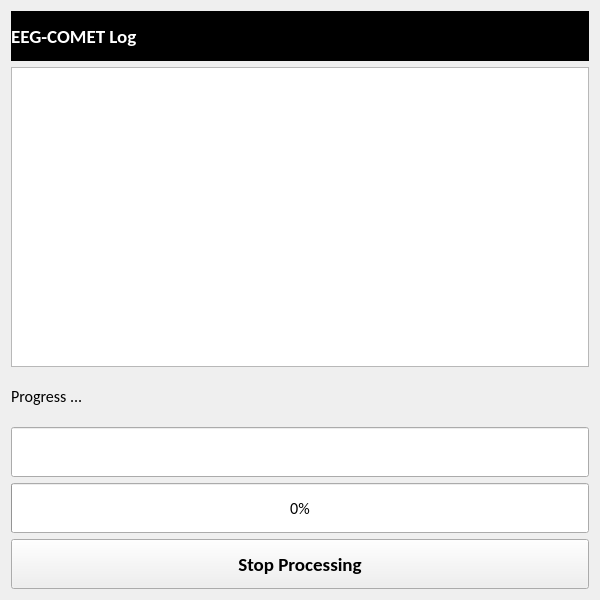
eeg-comet/eeg-comet, file EEG_COMET/ui/LogWindow.ui: the form before one commit.
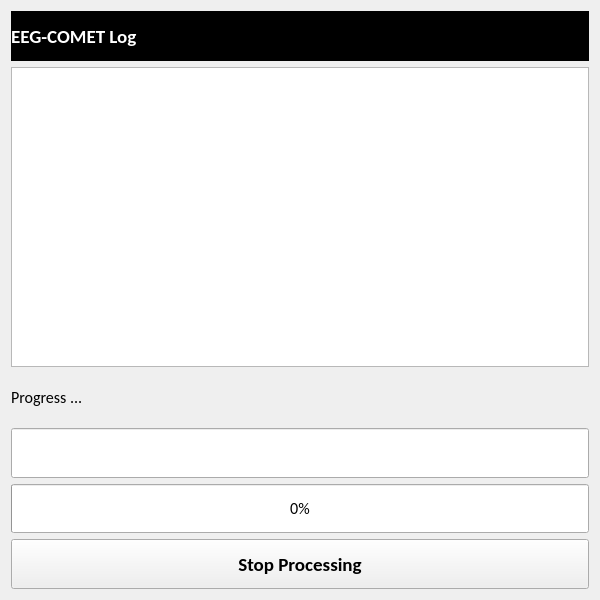
The form after the commit.

```diff
--- a/EEG_COMET/ui/LogWindow.ui
+++ b/EEG_COMET/ui/LogWindow.ui
@@ -102,13 +102,13 @@
        <property name="minimumSize">
         <size>
          <width>0</width>
-         <height>50</height>
+         <height>40</height>
         </size>
        </property>
        <property name="maximumSize">
         <size>
          <width>16777215</width>
-         <height>100</height>
+         <height>60</height>
         </size>
        </property>
        <property name="font">
@@ -135,13 +135,13 @@
        <property name="minimumSize">
         <size>
          <width>0</width>
-         <height>50</height>
+         <height>40</height>
         </size>
        </property>
        <property name="maximumSize">
         <size>
          <width>16777215</width>
-         <height>100</height>
+         <height>60</height>
         </size>
        </property>
        <property name="font">
@@ -166,13 +166,13 @@
        <property name="minimumSize">
         <size>
          <width>0</width>
-         <height>50</height>
+         <height>40</height>
         </size>
        </property>
        <property name="maximumSize">
         <size>
          <width>16777215</width>
-         <height>100</height>
+         <height>60</height>
         </size>
        </property>
        <property name="font">
```
